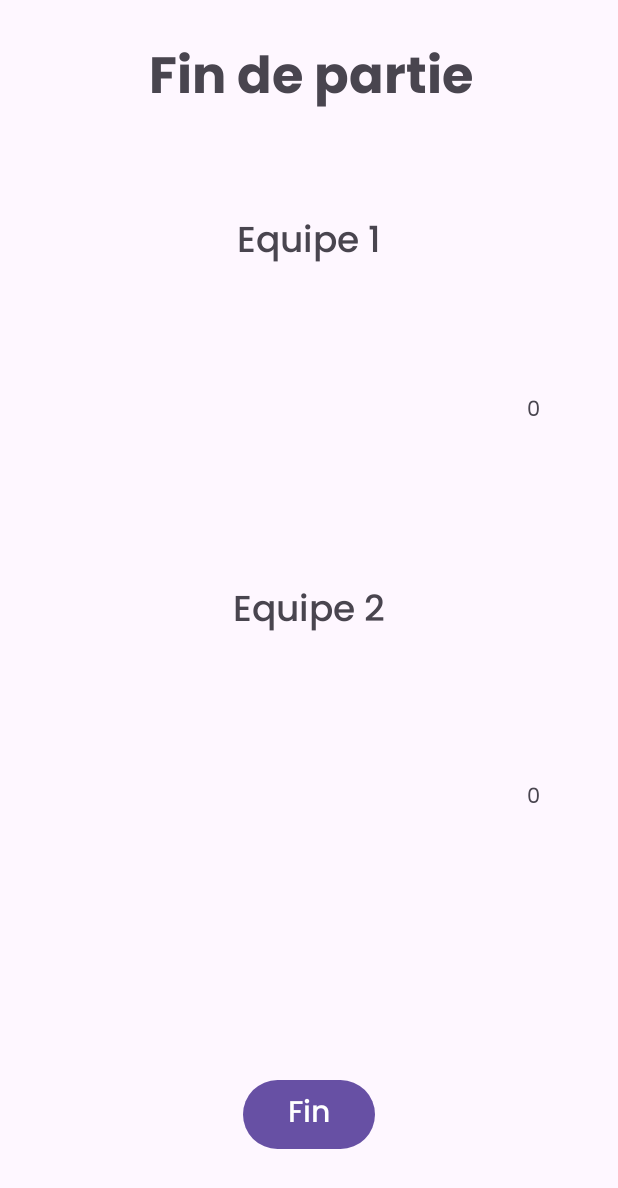
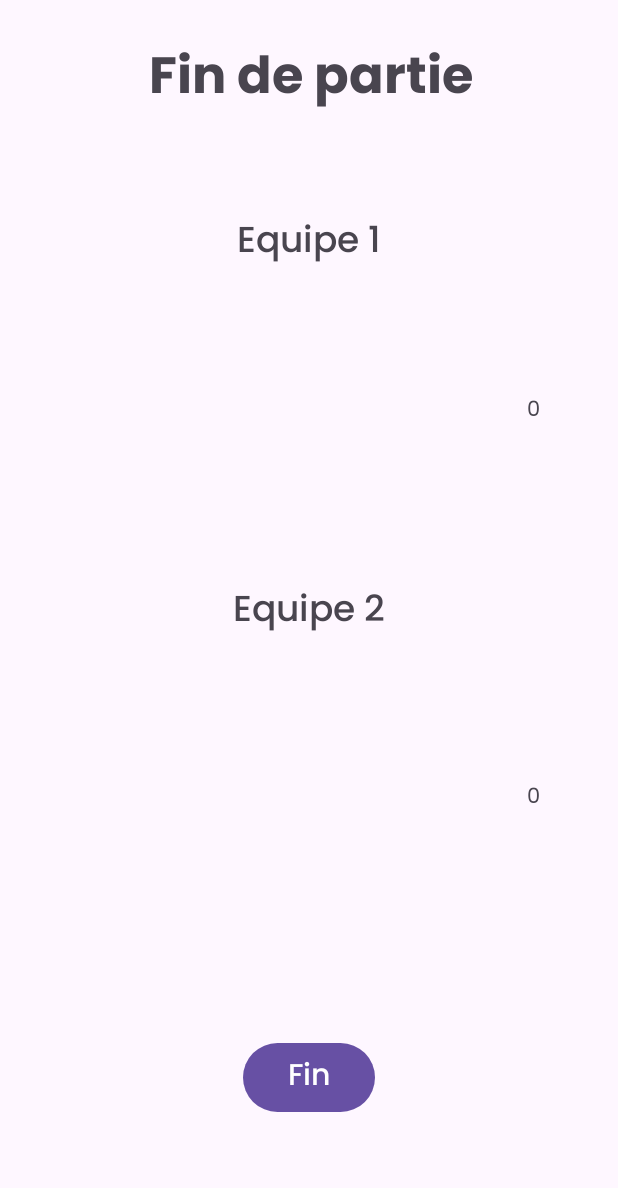
Before and after one commit to Nathan-re/sae402, an Android app: the FinDePartie screen opened directly, with no data from a screen before it, on a phone screen of 412 x 824 dp. Shown: the top 1188 px of the screen. Run offline under Robolectric (Android 15) with nearby library versions, the phone set to English and light mode, and no system bars; our stand-ins replace Room's generated code; 4 statements that could not run were skipped.

Commit message:
Rapproche le bouton de fin de partie du reste des élements

```diff
--- a/app/src/main/res/layout/fin_de_partie.xml
+++ b/app/src/main/res/layout/fin_de_partie.xml
@@ -47,9 +47,9 @@
         android:id="@+id/Fin_button_partie2"
         android:layout_width="wrap_content"
         android:layout_height="wrap_content"
-        android:layout_marginTop="60dp"
+        android:layout_marginTop="10dp"
+        android:fontFamily="@font/poppins_medium"
         android:text="Fin"
-        android:fontFamily="@font/poppins_medium"
         android:textSize="20sp"
         app:layout_constraintBottom_toBottomOf="parent"
         app:layout_constraintEnd_toEndOf="parent"
```
